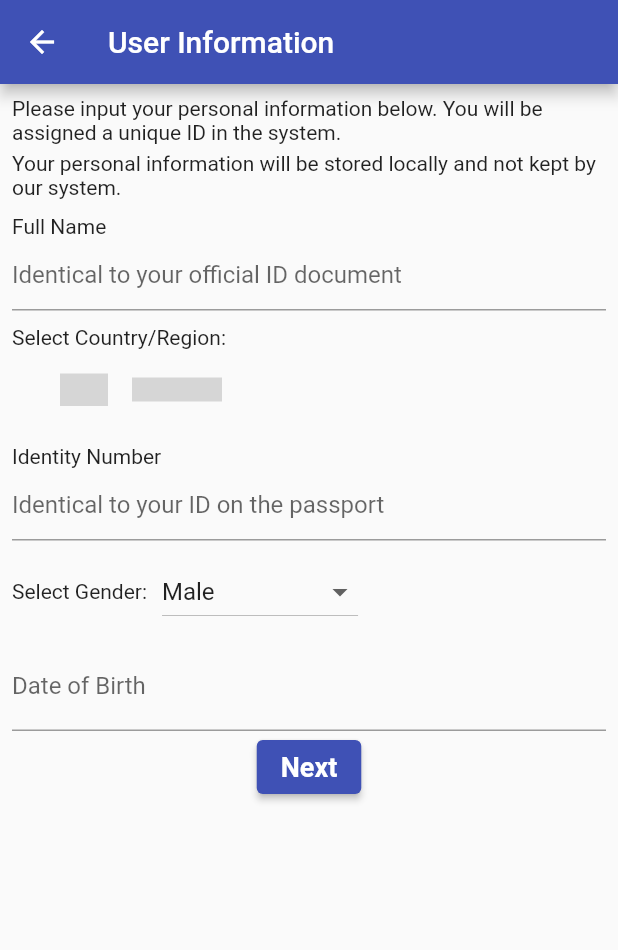
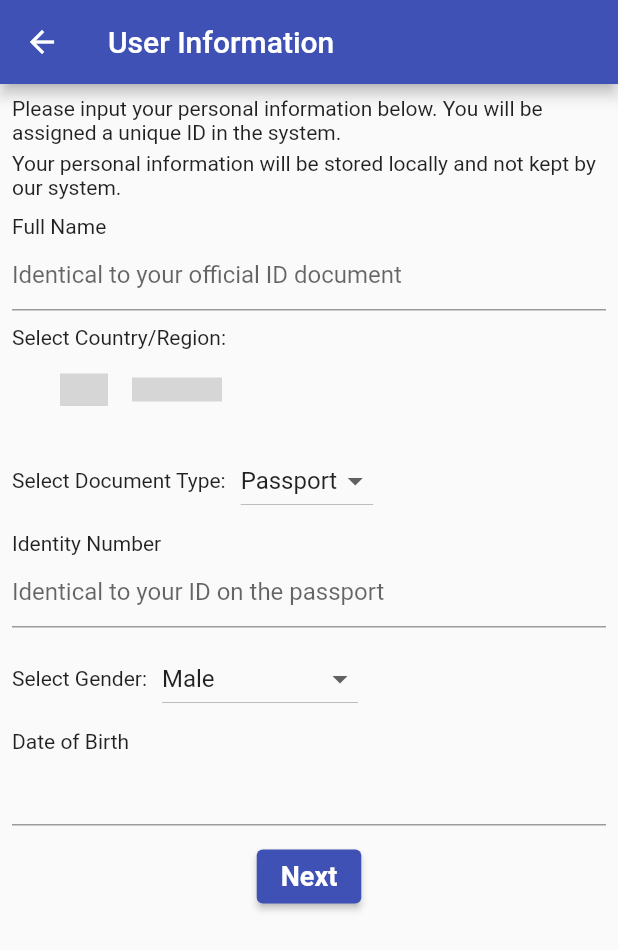
Before and after one commit to ttvs-blockchain/flutter-customer-client, a Flutter app: the RegisterUserInfoView screen opened directly, after a tap on "Next", on a phone screen of 412 x 824 dp. Shown: the top 950 px of the screen. Run offline on Flutter 3.47's test engine with Material 2 defaults, Android fonts, the phone set to English and light mode, and no system bars; drawn by our look-alikes of country_code_picker, date_time_picker; our stand-ins replace bloc, cloud_firestore, equatable, firebase_auth, firebase_core, flutter_bloc and 4 more; accounts and stored records are empty; generated files the repository leaves out were written again; network calls fail; grey boxes are pictures that could not be loaded.

Commit message:
add document type

```diff
--- a/lib/constants/constants.dart
+++ b/lib/constants/constants.dart
@@ -9,6 +9,7 @@ const columnID = 'id';
 const columnSystemID = 'system_id';
 const columnName = 'name';
 const columnCountryCode = 'country_code';
+const columnDocumentType = 'document_type';
 const columnCountryID = 'country_id';
 const columnGender = 'gender';
 const columnDateOfBirth = 'date_of_birth';
--- a/lib/constants/country_codes.dart
+++ b/lib/constants/country_codes.dart
@@ -1495,10 +1495,3 @@ const Map<String, _CountryCode> countryCodeMap = {
     engName: 'Zimbabwe',
   ),
 };
-
-String countryCodeToEngName(String countryCode) {
-  if (countryCodeMap.containsKey(countryCode)) {
-    return countryCodeMap[countryCode]!.engName;
-  }
-  return 'Undefined';
-}
--- /dev/null
+++ b/lib/constants/document_types.dart
@@ -0,0 +1,4 @@
+const documentTypeList = <String>[
+  'Passport',
+  'ID Card',
+];
--- a/lib/models/models.dart
+++ b/lib/models/models.dart
@@ -11,6 +11,7 @@ class DatabaseUser {
   final String systemID;
   final String name;
   final String countryCode;
+  final int documentType;
   final String countryID;
   final int gender;
   final String dateOfBirth;
@@ -21,6 +22,7 @@ class DatabaseUser {
     required this.systemID,
     required this.name,
     required this.countryCode,
+    required this.documentType,
     required this.countryID,
     required this.gender,
     required this.dateOfBirth,
@@ -32,6 +34,7 @@ class DatabaseUser {
         systemID = map[columnSystemID] as String,
         name = map[columnName] as String,
         countryCode = map[columnCountryCode] as String,
+        documentType = map[columnDocumentType] as int,
         countryID = map[columnCountryID] as String,
         gender = map[columnGender] as int,
         dateOfBirth = map[columnDateOfBirth] as String,
--- a/lib/screens/personal_info_view.dart
+++ b/lib/screens/personal_info_view.dart
@@ -1,6 +1,7 @@
 import 'package:flutter/material.dart';
 
 import '../constants/country_codes.dart';
+import '../constants/document_types.dart';
 import '../constants/genders.dart';
 import '../models/models.dart';
 import '../services/crud/certificate_service.dart';
@@ -46,7 +47,11 @@ class _PersonalInfoViewState extends State<PersonalInfoView> {
                 ),
                 ListTile(
                   title: const Text('Country/Region'),
-                  subtitle: Text(countryCodeToEngName(user.countryCode)),
+                  subtitle: Text(_countryCodeToEngName(user.countryCode)),
+                ),
+                ListTile(
+                  title: const Text('Document Type'),
+                  subtitle: Text(_intToDocumentType(user.documentType)),
                 ),
                 ListTile(
                   title: const Text('Identity Number'),
@@ -82,3 +87,17 @@ String _intToGender(int value) {
   }
   return genderList[value];
 }
+
+String _intToDocumentType(int value) {
+  if (value >= documentTypeList.length) {
+    return 'Undefined';
+  }
+  return documentTypeList[value];
+}
+
+String _countryCodeToEngName(String countryCode) {
+  if (countryCodeMap.containsKey(countryCode)) {
+    return countryCodeMap[countryCode]!.engName;
+  }
+  return 'Undefined';
+}
--- a/lib/screens/register_user_info_view.dart
+++ b/lib/screens/register_user_info_view.dart
@@ -3,6 +3,7 @@ import 'package:date_time_picker/date_time_picker.dart';
 import 'package:flutter/material.dart';
 import 'package:flutter_bloc/flutter_bloc.dart';
 import 'package:vaxpass/constants/country_codes.dart';
+import 'package:vaxpass/constants/document_types.dart';
 import 'package:vaxpass/constants/genders.dart';
 import 'package:vaxpass/services/auth/bloc/auth_event.dart';
 
@@ -20,6 +21,7 @@ class _RegisterUserInfoViewState extends State<RegisterUserInfoView> {
   late final TextEditingController _countryID;
 
   String countryCode = countryCodeMap['HK']!.code;
+  String documentType = documentTypeList[0];
   String gender = genderList[0];
   String dateOfBirth = '2000-01-01';
 
@@ -87,6 +89,29 @@ class _RegisterUserInfoViewState extends State<RegisterUserInfoView> {
               ],
             ),
             const SizedBox(height: 10),
+            Row(
+              children: [
+                const Text('Select Document Type:'),
+                const SizedBox(width: 10),
+                DropdownButton<String>(
+                  value: documentType,
+                  elevation: 16,
+                  onChanged: (String? newValue) {
+                    setState(() {
+                      documentType = newValue!;
+                    });
+                  },
+                  items: documentTypeList
+                      .map<DropdownMenuItem<String>>((String value) {
+                    return DropdownMenuItem<String>(
+                      value: value,
+                      child: Text(value),
+                    );
+                  }).toList(),
+                ),
+              ],
+            ),
+            const SizedBox(height: 10),
             Column(
               crossAxisAlignment: CrossAxisAlignment.start,
               children: [
@@ -124,15 +149,21 @@ class _RegisterUserInfoViewState extends State<RegisterUserInfoView> {
               ],
             ),
             const SizedBox(height: 10),
+            Column(
+              crossAxisAlignment: CrossAxisAlignment.start,
+              children: [
+                const Text('Date of Birth'),
                 DateTimePicker(
                   initialValue: '',
                   firstDate: DateTime(1800),
                   lastDate: DateTime(DateTime.now().year + 1),
-              dateLabelText: 'Date of Birth',
                   onChanged: (val) {
                     dateOfBirth = val;
                   },
                 ),
+              ],
+            ),
+            const SizedBox(height: 10),
             Center(
               child: ElevatedButton(
                 onPressed: () async {
@@ -142,6 +173,7 @@ class _RegisterUserInfoViewState extends State<RegisterUserInfoView> {
                         AuthEventRegisterUserInfo(
                           name,
                           countryCode,
+                          documentType,
                           countryID,
                           gender,
                           dateOfBirth,
--- a/lib/services/auth/bloc/auth_bloc.dart
+++ b/lib/services/auth/bloc/auth_bloc.dart
@@ -1,6 +1,7 @@
 import 'package:bloc/bloc.dart';
 import 'package:vaxpass/constants/genders.dart';
 
+import '../../../constants/document_types.dart';
 import '../../../models/models.dart';
 import '../../crud/certificate_service.dart';
 import '../auth_provider.dart';
@@ -86,6 +87,7 @@ class AuthBloc extends Bloc<AuthEvent, AuthState> {
       final systemID = provider.currentUser!.id;
       final name = event.name;
       final countryCode = event.countryCode;
+      final documentType = event.documentType;
       final countryID = event.countryID;
       final gender = event.gender;
       final dataOfBirth = event.dateOfBirth;
@@ -105,8 +107,9 @@ class AuthBloc extends Bloc<AuthEvent, AuthState> {
             systemID: systemID,
             name: name,
             countryCode: countryCode,
+            documentType: _documentTypeToInt(documentType),
             countryID: countryID,
-            gender: _genderToInt(event.gender),
+            gender: _genderToInt(gender),
             dateOfBirth: dataOfBirth,
             email: user.email!,
           ),
@@ -232,3 +235,10 @@ int _genderToInt(String gender) {
   }
   return -1;
 }
+
+int _documentTypeToInt(String documentType) {
+  if (documentTypeList.contains(documentType)) {
+    return documentTypeList.indexOf(documentType);
+  }
+  return -1;
+}
--- a/lib/services/auth/bloc/auth_event.dart
+++ b/lib/services/auth/bloc/auth_event.dart
@@ -16,6 +16,7 @@ class AuthEventSendEmailVerification extends AuthEvent {
 class AuthEventRegisterUserInfo extends AuthEvent {
   final String name;
   final String countryCode;
+  final String documentType;
   final String countryID;
   final String gender;
   final String dateOfBirth;
@@ -23,6 +24,7 @@ class AuthEventRegisterUserInfo extends AuthEvent {
   const AuthEventRegisterUserInfo(
     this.name,
     this.countryCode,
+    this.documentType,
     this.countryID,
     this.gender,
     this.dateOfBirth,
--- a/lib/services/crud/certificate_constants.dart
+++ b/lib/services/crud/certificate_constants.dart
@@ -7,6 +7,7 @@ const queryCreateUserTable = '''CREATE TABLE IF NOT EXISTS "user" (
 	      "system_id"	TEXT NOT NULL UNIQUE,
 	      "name"	TEXT NOT NULL,
 	      "country_code"	TEXT NOT NULL,
+        "document_type"	INTEGER NOT NULL,
 	      "country_id"	TEXT NOT NULL,
 	      "gender"	INTEGER NOT NULL,
 	      "date_of_birth"	TEXT NOT NULL,
--- a/lib/services/crud/certificate_service.dart
+++ b/lib/services/crud/certificate_service.dart
@@ -108,6 +108,7 @@ class DatabaseService {
       columnSystemID: user.systemID,
       columnName: user.name,
       columnCountryCode: user.countryCode,
+      columnDocumentType: user.documentType,
       columnCountryID: user.countryID,
       columnGender: user.gender,
       columnDateOfBirth: user.dateOfBirth,
```
Also changed, not shown: lib/services/crud/dummy_data.dart (deleted, +0 -78 lines). Lines whose indentation alone changed are shown as unchanged.
